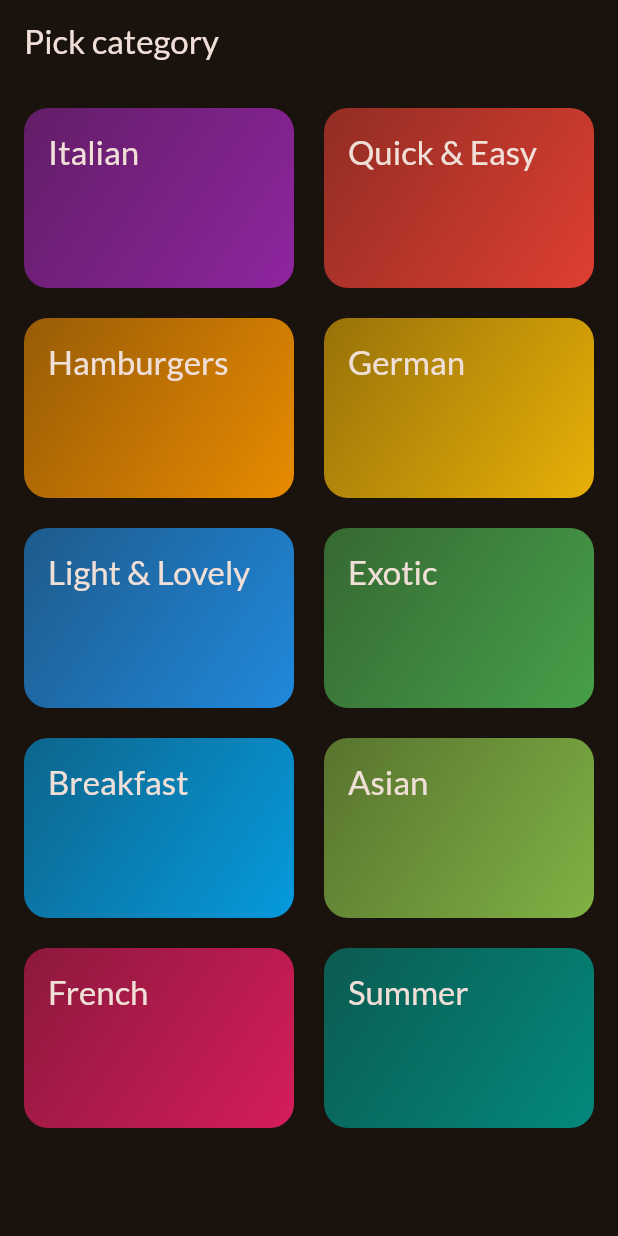
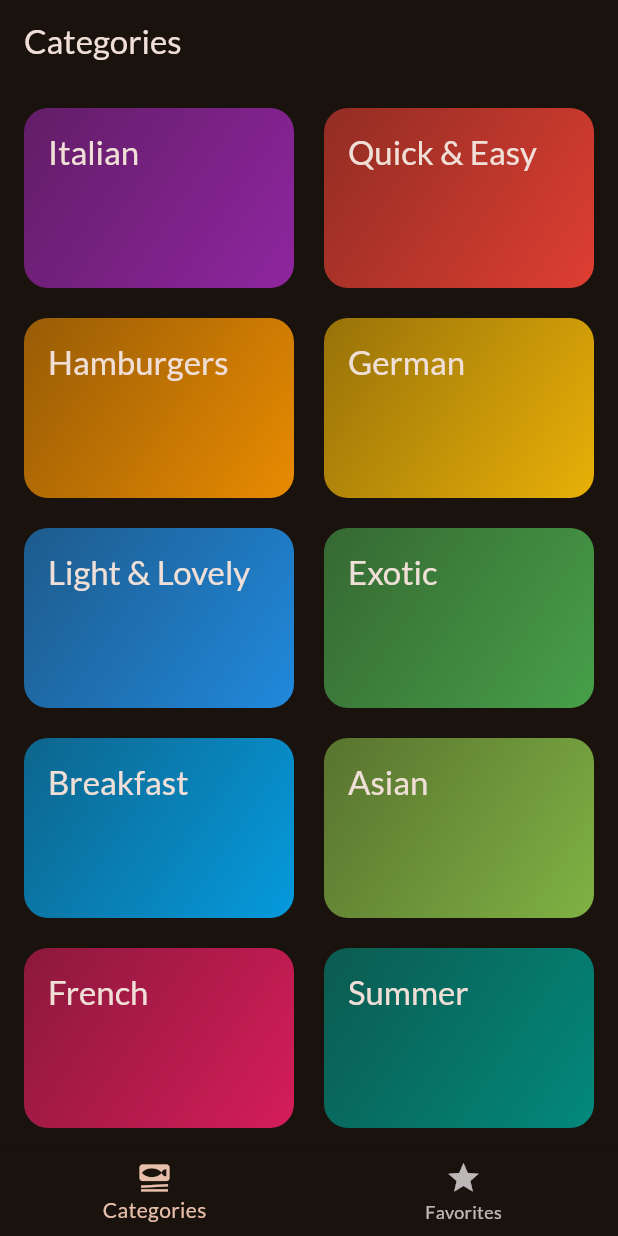
Before and after one commit to sevdenuragba/meals_app, a Flutter app: the screen it shows after launch, on a phone screen of 412 x 824 dp. Run offline on Flutter 3.47's test engine with Material 2 defaults, Android fonts, the phone set to English and light mode, and no system bars; our stand-ins replace google_fonts, transparent_image.

Commit message:
Initial commit

```diff
--- a/lib/main.dart
+++ b/lib/main.dart
@@ -1,6 +1,7 @@
 import 'package:flutter/material.dart';
 import 'package:google_fonts/google_fonts.dart';
 import 'package:meals/screens/categories.dart';
+import 'package:meals/screens/tabs.dart';
 
 final theme = ThemeData(
   useMaterial3: true,
@@ -21,9 +22,8 @@ class App extends StatelessWidget {
   @override
   Widget build(BuildContext context) {
     return MaterialApp(
-
       theme: theme,
-      home: const CategoriesScreen(),
+      home: const TabsScreen(),
     );
   }
 }
--- a/lib/screens/categories.dart
+++ b/lib/screens/categories.dart
@@ -13,7 +13,8 @@ class CategoriesScreen extends StatelessWidget {
         .toList();
     Navigator.of(context).push(
       MaterialPageRoute(
-        builder: (ctx) => MealsScreen(title: category.title,
+        builder: (ctx) => MealsScreen(
+          title: category.title,
           meals: filteredMeals,
         ),
       ),
@@ -22,11 +23,7 @@ class CategoriesScreen extends StatelessWidget {
 
   @override
   Widget build(BuildContext context) {
-    return Scaffold(
-        appBar: AppBar(
-          title: const Text('Pick category'),
-        ),
-        body: GridView(
+    return GridView(
         padding: const EdgeInsets.all(16),
         gridDelegate: const SliverGridDelegateWithFixedCrossAxisCount(
           crossAxisCount: 2,
@@ -43,6 +40,6 @@ class CategoriesScreen extends StatelessWidget {
               },
             )
         ],
-        ));
+      );
   }
 }
--- a/lib/screens/tabs.dart
+++ b/lib/screens/tabs.dart
@@ -1,4 +1,6 @@
 import 'package:flutter/material.dart';
+import 'package:meals/screens/categories.dart';
+import 'package:meals/screens/meals.dart';
 
 class TabsScreen extends StatefulWidget {
   const TabsScreen({super.key});
@@ -10,20 +12,37 @@ class TabsScreen extends StatefulWidget {
 }
 
 class _TabsScreenState extends State<TabsScreen> {
+  int _selectedPageIndex = 0;
+
+  void _selectPage(int index) {
+    setState(() {
+      _selectedPageIndex = index;
+    });
+  }
+
   @override
   Widget build(BuildContext context) {
+    Widget activePage = const CategoriesScreen();
+    var activePageTitle = 'Categories';
+
+    if (_selectedPageIndex == 1) {
+      activePage = const MealsScreen(title: 'Favorites', meals: []);
+    }
+
     return Scaffold(
       appBar: AppBar(
-        title: const Text('will be filled'),
+        title: Text(
+          activePageTitle,
+        ),
       ),
-      body: const Column(),
+      body: activePage,
       bottomNavigationBar: BottomNavigationBar(
-        onTap: (index) {},
+        onTap: _selectPage,
+        currentIndex: _selectedPageIndex,
         items: const [
           BottomNavigationBarItem(
               icon: Icon(Icons.set_meal), label: 'Categories'),
-          BottomNavigationBarItem(
-              icon: Icon(Icons.star), label: 'Favorites'),
+          BottomNavigationBarItem(icon: Icon(Icons.star), label: 'Favorites'),
         ],
       ),
     );
```
Also changed, not shown: lib/screens/meals.dart (+6 -3 lines). Lines whose indentation alone changed are shown as unchanged.
